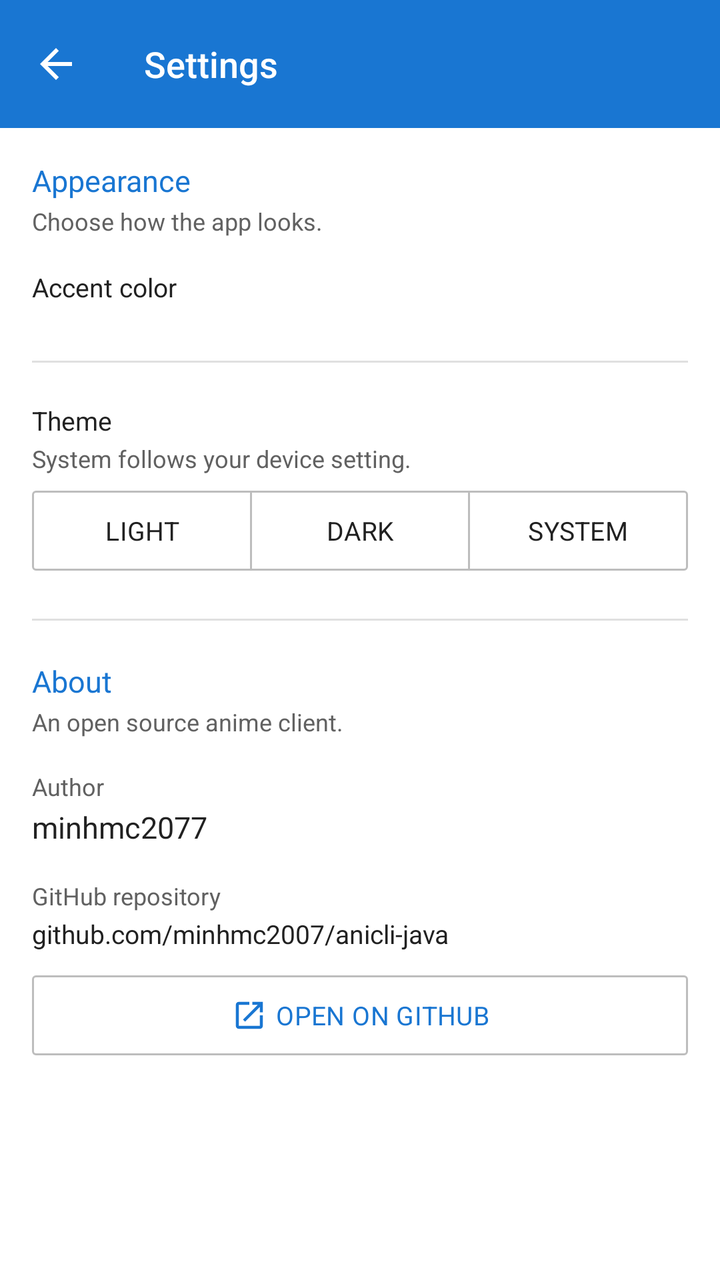
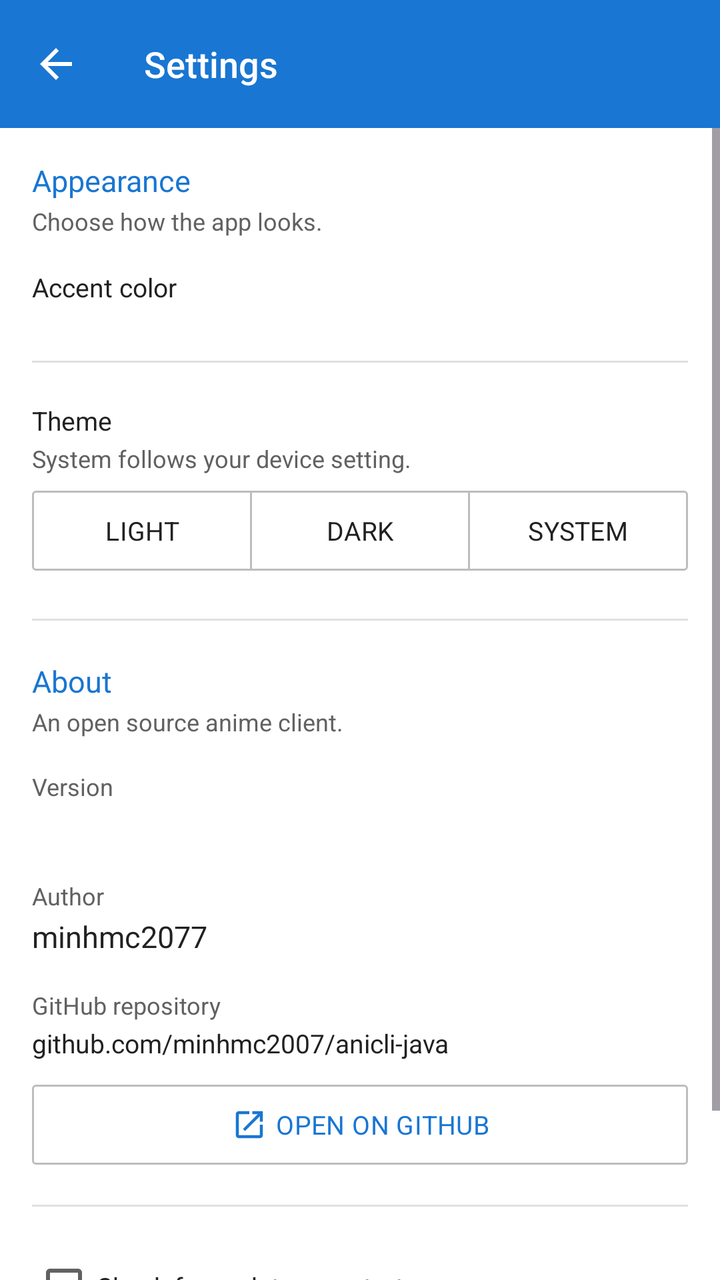

Before-and-after screenshots of an Android layout around one commit, followed by the original layout XML and the change that was made.
<!-- AndroidManifest.xml: application theme Theme.AniCliJava -->
<!-- res/layout/activity_settings.xml -->
<?xml version="1.0" encoding="utf-8"?>
<LinearLayout xmlns:android="http://schemas.android.com/apk/res/android"
    xmlns:app="http://schemas.android.com/apk/res-auto"
    android:id="@+id/root"
    android:layout_width="match_parent"
    android:layout_height="match_parent"
    android:background="?attr/colorSurface"
    android:orientation="vertical">

    <com.google.android.material.appbar.MaterialToolbar
        android:id="@+id/toolbar"
        style="@style/Widget.AniCli.Toolbar"
        android:layout_width="match_parent"
        android:layout_height="wrap_content"
        android:elevation="0dp"
        android:minHeight="?attr/actionBarSize"
        app:navigationContentDescription="@string/back"
        app:navigationIcon="@drawable/ic_arrow_back"
        app:title="@string/settings_title"
        app:titleTextAppearance="@style/TextAppearance.AniCli.TitleLarge" />

    <ScrollView
        android:id="@+id/scroll"
        android:layout_width="match_parent"
        android:layout_height="0dp"
        android:layout_weight="1"
        android:clipToPadding="false"
        android:fillViewport="true">

        <LinearLayout
            android:layout_width="match_parent"
            android:layout_height="wrap_content"
            android:orientation="vertical"
            android:paddingStart="16dp"
            android:paddingTop="16dp"
            android:paddingEnd="16dp"
            android:paddingBottom="24dp">

            <TextView
                android:layout_width="match_parent"
                android:layout_height="wrap_content"
                android:text="@string/settings_section_appearance"
                android:textAppearance="?attr/textAppearanceTitleMedium"
                android:textColor="?attr/colorPrimary" />

            <TextView
                android:layout_width="match_parent"
                android:layout_height="wrap_content"
                android:layout_marginTop="2dp"
                android:text="@string/settings_appearance_hint"
                android:textAppearance="?attr/textAppearanceBodySmall"
                android:textColor="?attr/colorOnSurfaceVariant" />

            <TextView
                android:layout_width="match_parent"
                android:layout_height="wrap_content"
                android:layout_marginTop="16dp"
                android:text="@string/settings_accent_color"
                android:textAppearance="?attr/textAppearanceTitleSmall"
                android:textColor="?attr/colorOnSurface" />

            <LinearLayout
                android:id="@+id/accent_row"
                android:layout_width="match_parent"
                android:layout_height="wrap_content"
                android:layout_marginTop="8dp"
                android:orientation="horizontal" />

            <View
                android:layout_width="match_parent"
                android:layout_height="1dp"
                android:layout_marginTop="20dp"
                android:background="@color/divider" />

            <TextView
                android:layout_width="match_parent"
                android:layout_height="wrap_content"
                android:layout_marginTop="20dp"
                android:text="@string/settings_theme"
                android:textAppearance="?attr/textAppearanceTitleSmall"
                android:textColor="?attr/colorOnSurface" />

            <TextView
                android:layout_width="match_parent"
                android:layout_height="wrap_content"
                android:layout_marginTop="2dp"
                android:text="@string/settings_theme_hint"
                android:textAppearance="?attr/textAppearanceBodySmall"
                android:textColor="?attr/colorOnSurfaceVariant" />

            <com.google.android.material.button.MaterialButtonToggleGroup
                android:id="@+id/theme_group"
                android:layout_width="match_parent"
                android:layout_height="wrap_content"
                android:layout_marginTop="8dp"
                app:selectionRequired="true"
                app:singleSelection="true">

                <com.google.android.material.button.MaterialButton
                    android:id="@+id/theme_light"
                    style="@style/Widget.AniCli.Button.Outlined"
                    android:layout_width="0dp"
                    android:layout_height="wrap_content"
                    android:layout_weight="1"
                    android:text="@string/settings_theme_light" />

                <com.google.android.material.button.MaterialButton
                    android:id="@+id/theme_dark"
                    style="@style/Widget.AniCli.Button.Outlined"
                    android:layout_width="0dp"
                    android:layout_height="wrap_content"
                    android:layout_weight="1"
                    android:text="@string/settings_theme_dark" />

                <com.google.android.material.button.MaterialButton
                    android:id="@+id/theme_system"
                    style="@style/Widget.AniCli.Button.Outlined"
                    android:layout_width="0dp"
                    android:layout_height="wrap_content"
                    android:layout_weight="1"
                    android:text="@string/settings_theme_system" />
            </com.google.android.material.button.MaterialButtonToggleGroup>

            <View
                android:layout_width="match_parent"
                android:layout_height="1dp"
                android:layout_marginTop="24dp"
                android:background="@color/divider" />

            <TextView
                android:layout_width="match_parent"
                android:layout_height="wrap_content"
                android:layout_marginTop="20dp"
                android:text="@string/settings_section_about"
                android:textAppearance="?attr/textAppearanceTitleMedium"
                android:textColor="?attr/colorPrimary" />

            <TextView
                android:layout_width="match_parent"
                android:layout_height="wrap_content"
                android:layout_marginTop="2dp"
                android:text="@string/settings_about_hint"
                android:textAppearance="?attr/textAppearanceBodySmall"
                android:textColor="?attr/colorOnSurfaceVariant" />

            <TextView
                android:layout_width="match_parent"
                android:layout_height="wrap_content"
                android:layout_marginTop="16dp"
                android:text="@string/settings_author"
                android:textAppearance="?attr/textAppearanceBodySmall"
                android:textColor="?attr/colorOnSurfaceVariant" />

            <TextView
                android:layout_width="match_parent"
                android:layout_height="wrap_content"
                android:layout_marginTop="2dp"
                android:text="@string/settings_author_value"
                android:textAppearance="?attr/textAppearanceTitleMedium"
                android:textColor="?attr/colorOnSurface" />

            <TextView
                android:layout_width="match_parent"
                android:layout_height="wrap_content"
                android:layout_marginTop="16dp"
                android:text="@string/settings_github"
                android:textAppearance="?attr/textAppearanceBodySmall"
                android:textColor="?attr/colorOnSurfaceVariant" />

            <TextView
                android:layout_width="match_parent"
                android:layout_height="wrap_content"
                android:layout_marginTop="2dp"
                android:text="@string/settings_repo_label"
                android:textAppearance="?attr/textAppearanceBodyMedium"
                android:textColor="?attr/colorOnSurface" />

            <com.google.android.material.button.MaterialButton
                android:id="@+id/github_button"
                style="@style/Widget.AniCli.Button.Outlined"
                android:layout_width="match_parent"
                android:layout_height="wrap_content"
                android:layout_marginTop="12dp"
                android:text="@string/settings_open_github"
                app:icon="@drawable/ic_open_in_new"
                app:iconGravity="textStart"
                app:iconTint="?attr/colorPrimary" />

        </LinearLayout>
    </ScrollView>

</LinearLayout>
<!-- resources referenced by this layout -->
<resources>
  <color name="divider">#E0E0E0</color>
  <string name="back">Back</string>
  <string name="settings_about_hint">An open source anime client.</string>
  <string name="settings_accent_color">Accent color</string>
  <string name="settings_appearance_hint">Choose how the app looks.</string>
  <string name="settings_author">Author</string>
  <string name="settings_author_value">minhmc2077</string>
  <string name="settings_github">GitHub repository</string>
  <string name="settings_open_github">Open on GitHub</string>
  <string name="settings_repo_label" translatable="false">github.com/minhmc2007/anicli-java</string>
  <string name="settings_section_about">About</string>
  <string name="settings_section_appearance">Appearance</string>
  <string name="settings_theme">Theme</string>
  <string name="settings_theme_dark">Dark</string>
  <string name="settings_theme_hint">System follows your device setting.</string>
  <string name="settings_theme_light">Light</string>
  <string name="settings_theme_system">System</string>
  <string name="settings_title">Settings</string>
  <style name="TextAppearance.AniCli.TitleLarge" parent="TextAppearance.Material3.TitleLarge">
          <item name="android:fontFamily">sans-serif-medium</item>
          <item name="fontFamily">sans-serif-medium</item>
          <item name="android:textSize">18sp</item>
          <item name="android:letterSpacing">0</item>
      </style>
  <style name="Theme.AniCliJava" parent="Theme.AniCliJava.Base" />
  <color name="primary">#1976D2</color>
  <color name="primary_dark">#0D47A1</color>
  <color name="onPrimary">#FFFFFF</color>
  <color name="primaryContainer">#E3F2FD</color>
  <color name="onPrimaryContainer">#0D47A1</color>
  <color name="secondary">#455A64</color>
  <color name="onSecondary">#FFFFFF</color>
  <color name="secondaryContainer">#ECEFF1</color>
  <color name="onSecondaryContainer">#263238</color>
  <color name="tertiary">#0288D1</color>
  <color name="onTertiary">#FFFFFF</color>
  <color name="background">#FFFFFF</color>
  <color name="onBackground">#212121</color>
  <color name="surface">#FFFFFF</color>
  <color name="onSurface">#212121</color>
  <color name="surfaceVariant">#F5F5F5</color>
  <color name="onSurfaceVariant">#616161</color>
  <color name="outline">#BDBDBD</color>
  <color name="error">#D32F2F</color>
  <color name="onError">#FFFFFF</color>
  <style name="TextAppearance.AniCli.TitleSmall" parent="TextAppearance.Material3.TitleSmall">
          <item name="android:fontFamily">sans-serif-medium</item>
          <item name="fontFamily">sans-serif-medium</item>
          <item name="android:textSize">13sp</item>
          <item name="android:letterSpacing">0</item>
      </style>
  <style name="TextAppearance.AniCli.BodyLarge" parent="TextAppearance.Material3.BodyLarge">
          <item name="android:fontFamily">sans-serif</item>
          <item name="fontFamily">sans-serif</item>
          <item name="android:textSize">15sp</item>
          <item name="android:letterSpacing">0</item>
      </style>
  <style name="TextAppearance.AniCli.BodyMedium" parent="TextAppearance.Material3.BodyMedium">
          <item name="android:fontFamily">sans-serif</item>
          <item name="fontFamily">sans-serif</item>
          <item name="android:textSize">13sp</item>
          <item name="android:letterSpacing">0</item>
      </style>
  <style name="TextAppearance.AniCli.BodySmall" parent="TextAppearance.Material3.BodySmall">
          <item name="android:fontFamily">sans-serif</item>
          <item name="fontFamily">sans-serif</item>
          <item name="android:textSize">12sp</item>
          <item name="android:letterSpacing">0</item>
      </style>
  <style name="ShapeAppearance.AniCli.Small" parent="">
          <item name="cornerFamily">rounded</item>
          <item name="cornerSize">2dp</item>
      </style>
  <!-- unchanged entries left out for length: 9 -->
</resources>

<!-- the commit's change to res/layout/activity_settings.xml (unified diff, before → after) -->
@@ -147,6 +147,22 @@
                 android:layout_width="match_parent"
                 android:layout_height="wrap_content"
                 android:layout_marginTop="16dp"
+                android:text="@string/settings_version"
+                android:textAppearance="?attr/textAppearanceBodySmall"
+                android:textColor="?attr/colorOnSurfaceVariant" />
+
+            <TextView
+                android:id="@+id/about_version"
+                android:layout_width="match_parent"
+                android:layout_height="wrap_content"
+                android:layout_marginTop="2dp"
+                android:textAppearance="?attr/textAppearanceTitleMedium"
+                android:textColor="?attr/colorOnSurface" />
+
+            <TextView
+                android:layout_width="match_parent"
+                android:layout_height="wrap_content"
+                android:layout_marginTop="16dp"
                 android:text="@string/settings_author"
                 android:textAppearance="?attr/textAppearanceBodySmall"
                 android:textColor="?attr/colorOnSurfaceVariant" />
@@ -186,6 +202,30 @@
                 app:iconGravity="textStart"
                 app:iconTint="?attr/colorPrimary" />
 
+            <View
+                android:layout_width="match_parent"
+                android:layout_height="1dp"
+                android:layout_marginTop="20dp"
+                android:background="@color/divider" />
+
+            <CheckBox
+                android:id="@+id/auto_update_check"
+                android:layout_width="match_parent"
+                android:layout_height="wrap_content"
+                android:layout_marginTop="16dp"
+                android:buttonTint="?attr/colorPrimary"
+                android:text="@string/settings_auto_update"
+                android:textAppearance="?attr/textAppearanceBodyMedium"
+                android:textColor="?attr/colorOnSurface" />
+
+            <com.google.android.material.button.MaterialButton
+                android:id="@+id/check_updates_button"
+                style="@style/Widget.AniCli.Button.Outlined"
+                android:layout_width="match_parent"
+                android:layout_height="wrap_content"
+                android:layout_marginTop="8dp"
+                android:text="@string/settings_check_updates" />
+
         </LinearLayout>
     </ScrollView>
 
<!-- resource entries referenced after the edit -->
@@ -7,6 +7,8 @@
   <string name="settings_appearance_hint">Choose how the app looks.</string>
   <string name="settings_author">Author</string>
   <string name="settings_author_value">minhmc2077</string>
+  <string name="settings_auto_update">Check for updates on startup</string>
+  <string name="settings_check_updates">Check for updates</string>
   <string name="settings_github">GitHub repository</string>
   <string name="settings_open_github">Open on GitHub</string>
   <string name="settings_repo_label" translatable="false">github.com/minhmc2007/anicli-java</string>
@@ -18,6 +20,7 @@
   <string name="settings_theme_light">Light</string>
   <string name="settings_theme_system">System</string>
   <string name="settings_title">Settings</string>
+  <string name="settings_version">Version</string>
   <style name="TextAppearance.AniCli.TitleLarge" parent="TextAppearance.Material3.TitleLarge">
           <item name="android:fontFamily">sans-serif-medium</item>
           <item name="fontFamily">sans-serif-medium</item>
